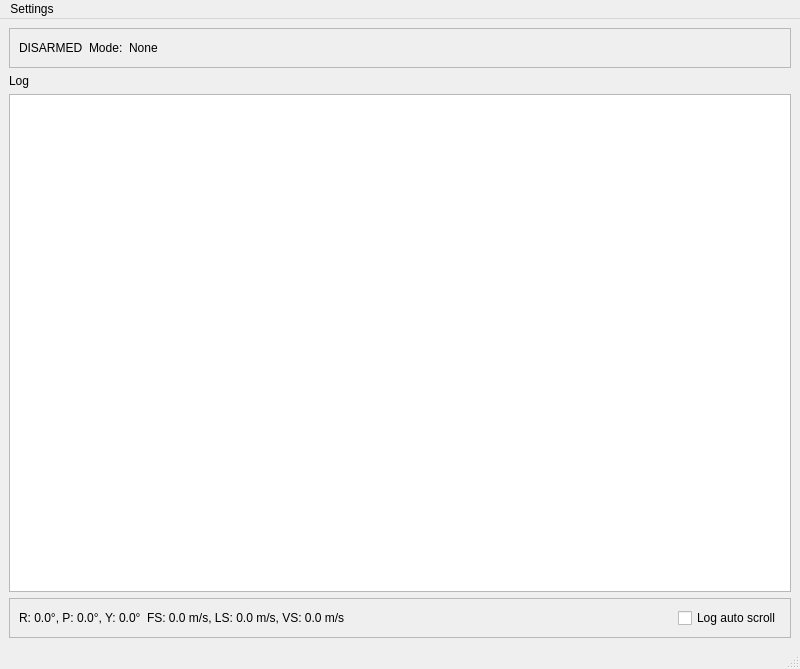
Enem-20/CGS, file mainwindow.ui: the form before one commit.
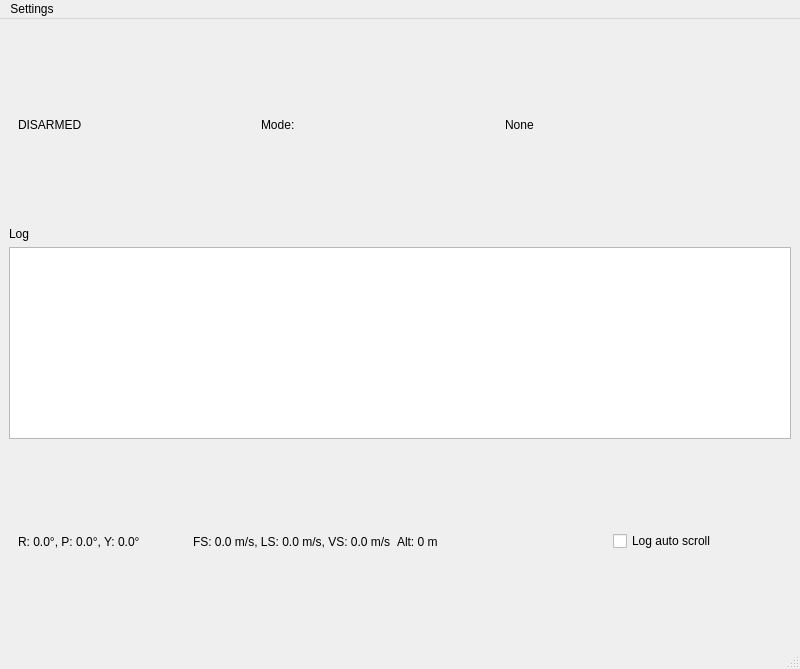
The form after the commit.

Commit message: added pulling up parameters from vehicle on startup. added relative altitude to ui

```diff
--- a/mainwindow.ui
+++ b/mainwindow.ui
@@ -25,10 +25,7 @@
     <item row="0" column="0">
      <widget class="QFrame" name="frame">
       <property name="frameShape">
-       <enum>QFrame::Shape::StyledPanel</enum>
-      </property>
-      <property name="frameShadow">
-       <enum>QFrame::Shadow::Raised</enum>
+       <enum>QFrame::NoFrame</enum>
       </property>
       <layout class="QHBoxLayout" name="horizontalLayout">
        <item>
@@ -54,9 +51,6 @@
        </item>
        <item>
         <spacer name="horizontalSpacer">
-         <property name="orientation">
-          <enum>Qt::Orientation::Horizontal</enum>
-         </property>
          <property name="sizeHint" stdset="0">
           <size>
            <width>40</width>
@@ -78,10 +72,7 @@
     <item row="3" column="0">
      <widget class="QFrame" name="frame_2">
       <property name="frameShape">
-       <enum>QFrame::Shape::StyledPanel</enum>
-      </property>
-      <property name="frameShadow">
-       <enum>QFrame::Shadow::Raised</enum>
+       <enum>QFrame::NoFrame</enum>
       </property>
       <layout class="QHBoxLayout" name="horizontalLayout_3">
        <item>
@@ -98,11 +89,15 @@
          </property>
         </widget>
        </item>
+       <item>
+        <widget class="QLabel" name="altitude">
+         <property name="text">
+          <string>Alt: 0 m</string>
+         </property>
+        </widget>
+       </item>
        <item>
         <spacer name="horizontalSpacer_2">
-         <property name="orientation">
-          <enum>Qt::Orientation::Horizontal</enum>
-         </property>
          <property name="sizeHint" stdset="0">
           <size>
            <width>40</width>
```
Left out of the diff: 2 changed lines with no effect on the pictures. The commit also changes 8 other files.
